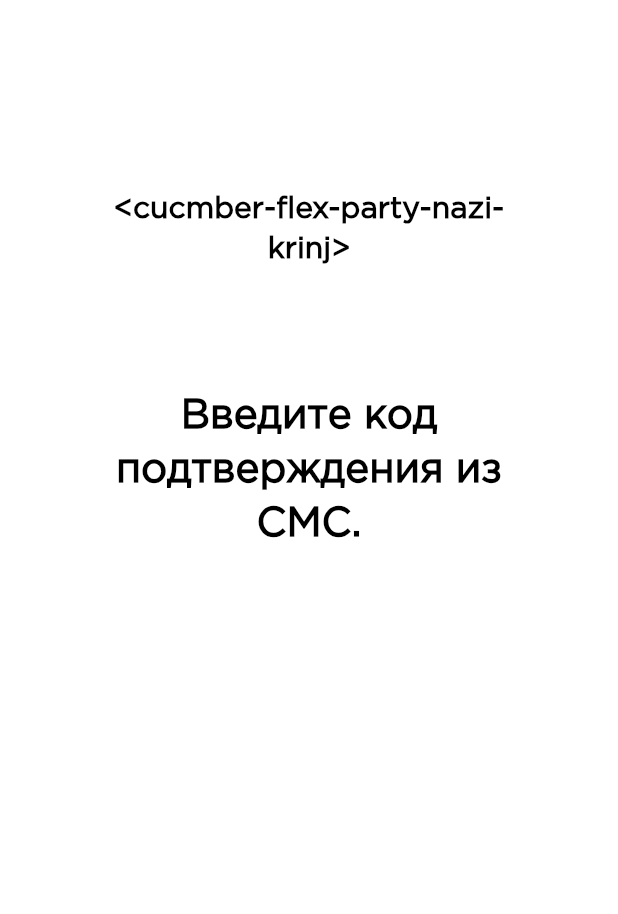
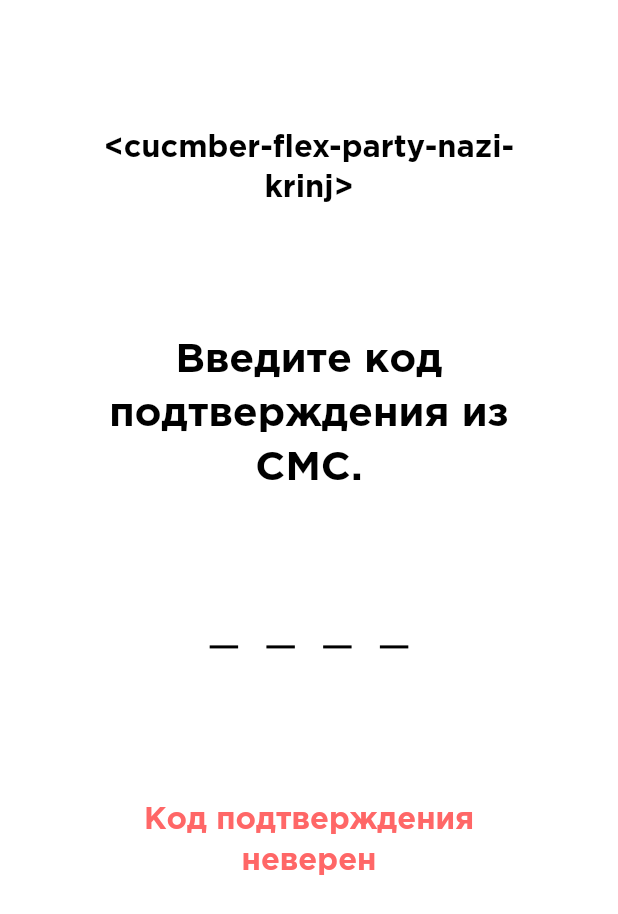
Before and after one commit to lamedevelop/cucumber-mobile, a Flutter app: the SmsAuthPage screen opened by its route, on a phone screen of 412 x 824 dp. Shown: the top 914 px of the screen. Run offline on Flutter 3.47's test engine with Material 2 defaults, Android fonts, the phone set to English and light mode, and no system bars; drawn by our look-alikes of pin_code_fields; our stand-ins replace get, sliding_up_panel.

Commit message:
[CU-39] welcome, phone, sms, home pages

```diff
--- a/lib/main.dart
+++ b/lib/main.dart
@@ -21,7 +21,7 @@ class MyApp extends StatelessWidget {
       themeMode: ThemeMode.light,
       debugShowCheckedModeBanner: false,
       getPages: AppPages.routes,
-      initialRoute: routes_names.PHONE,
+      initialRoute: routes_names.WELCOME,
     );
   }
 }
--- /dev/null
+++ b/lib/pages/home_page/home_controller.dart
@@ -0,0 +1,4 @@
+import 'package:get/get.dart';
+
+class HomeController extends GetxController {
+}
--- a/lib/pages/pages.dart
+++ b/lib/pages/pages.dart
@@ -1,3 +1,4 @@
-export 'home_page/home_page.dart';
+export 'sms_auth_page/sms_auth_view.dart';
 export 'phone_page/phone_view.dart';
 export 'welcome_page/welcome_page.dart';
+export 'home_page/home_view.dart';
--- a/lib/pages/phone_page/phone_controller.dart
+++ b/lib/pages/phone_page/phone_controller.dart
@@ -1,4 +1,5 @@
 import 'package:get/get.dart';
 
 class PhoneController extends GetxController {
+  final _screen_height = Get.context!.height;
 }
--- a/lib/pages/phone_page/phone_input_widget/phone_input_view.dart
+++ b/lib/pages/phone_page/phone_input_widget/phone_input_view.dart
@@ -14,8 +14,9 @@ class PhoneInputPage extends GetView<PhoneInputController> {
         cursorColor: Color(0xFF000000),
         textAlignVertical: TextAlignVertical.bottom,
         padding: EdgeInsets.symmetric(horizontal: 10, vertical: 2),
+        keyboardType: TextInputType.phone,
         style: TextStyle(
-          fontSize: 27.0,
+          fontSize: Get.context!.height * 0.033,
           color: Get.context!.theme.primaryColor,
           fontWeight: FontWeight.w700,
         ),
--- a/lib/pages/sms_auth_page/sms_auth_view.dart
+++ b/lib/pages/sms_auth_page/sms_auth_view.dart
@@ -1,4 +1,6 @@
 import 'package:flutter/material.dart';
+import 'package:flutter/services.dart';
+import 'package:pin_code_fields/pin_code_fields.dart';
 import 'package:get/get.dart';
 
 import 'sms_auth_controller.dart';
@@ -7,35 +9,108 @@ class SmsAuthPage extends GetView<SmsAuthController> {
   @override
   Widget build(BuildContext context) {
     return Scaffold(
+      resizeToAvoidBottomInset: true,
       backgroundColor: context.theme.backgroundColor,
-      body: Container(
-        width: double.infinity,
-        margin: EdgeInsets.only(top: 124, left: 55, right: 55),
-        child: Column(
-          children: [
-            Text(
-              '<cucmber-flex-party-nazi-krinj>',
-              textAlign: TextAlign.center,
-              style: TextStyle(
-                color: context.theme.primaryColor,
-                height: 1.33,
-                fontSize: 20,
-                fontWeight: FontWeight.w700,
-              ),
+      body: ListView(
+        children: [
+          Container(
+            width: double.infinity,
+            margin: EdgeInsets.only(
+              top: Get.context!.height * 0.1,
+              left: 55,
+              right: 55,
             ),
-            SizedBox(height: context.height * 0.095),
-            Text(
-              'Введите код подтверждения из СМС.',
-              textAlign: TextAlign.center,
-              style: TextStyle(
-                color: context.theme.primaryColor,
-                height: 1.33,
-                fontSize: 27,
-                fontWeight: FontWeight.w700,
-              ),
+            child: Column(
+              children: [
+                _appName('<cucmber-flex-party-nazi-krinj>'),
+                SizedBox(height: Get.context!.height * 0.1),
+                _description('Введите код подтверждения из СМС.'),
+                SizedBox(height: Get.context!.height * 0.1),
+                _pinCodeTextFieldBuilder(),
+                SizedBox(height: Get.context!.height * 0.1),
+                _errorMessage('Код подтверждения неверен'),
+              ],
             ),
-          ],
+          ),
+        ],
+      ),
+    );
+  }
+
+  Widget _appName(String name) {
+    return Text(
+      name,
+      textAlign: TextAlign.center,
+      style: TextStyle(
+        color: Get.context!.theme.primaryColor,
+        height: 1.33,
+        fontSize: Get.context!.height * 0.025,
+        fontWeight: FontWeight.w700,
+      ),
+    );
+  }
+
+  Widget _description(String description) {
+    return Text(
+      description,
+      textAlign: TextAlign.center,
+      style: TextStyle(
+        color: Get.context!.theme.primaryColor,
+        height: 1.33,
+        fontSize: Get.context!.height * 0.033,
+        fontWeight: FontWeight.w700,
+      ),
+    );
+  }
+
+  Widget _pinCodeTextFieldBuilder() {
+    return Padding(
+      padding: EdgeInsets.symmetric(horizontal: Get.context!.height * 0.08),
+      child: PinCodeTextField(
+        mainAxisAlignment: MainAxisAlignment.spaceEvenly,
+        length: 4,
+        obscureText: false,
+        cursorColor: Colors.transparent,
+        enableActiveFill: false,
+        enablePinAutofill: true,
+        appContext: Get.context!,
+        animationType: AnimationType.fade,
+        animationDuration: Duration(milliseconds: 300),
+        keyboardType: TextInputType.number,
+        inputFormatters: [
+          FilteringTextInputFormatter.allow(RegExp(r'[0-9]')),
+        ],
+        textStyle: TextStyle(
+          fontSize: Get.context!.height * 0.033,
+          color: Get.context!.theme.primaryColor,
         ),
+        pinTheme: PinTheme(
+          shape: PinCodeFieldShape.underline,
+          fieldHeight: Get.context!.height * 0.028,
+          fieldWidth: Get.context!.height * 0.023,
+          activeColor: Colors.transparent,
+          inactiveColor: Get.context!.theme.primaryColor,
+          selectedColor: Colors.blue,
+        ),
+        onCompleted: (value) {
+          print(value);
+        },
+        onChanged: (value) {
+          print(value);
+        },
+      ),
+    );
+  }
+
+  Widget _errorMessage(String description) {
+    return Text(
+      description,
+      textAlign: TextAlign.center,
+      style: TextStyle(
+        color: Get.context!.theme.errorColor,
+        height: 1.33,
+        fontSize: Get.context!.height * 0.025,
+        fontWeight: FontWeight.w700,
       ),
     );
   }
--- a/lib/pages/welcome_page/welcome_page.dart
+++ b/lib/pages/welcome_page/welcome_page.dart
@@ -1,8 +1,8 @@
 import 'package:flutter/material.dart';
 import 'package:get/get.dart';
 
+import 'package:cucumber_mobile/theme/theme.dart';
 import 'welcome_controller.dart';
-import 'package:cucumber_mobile/theme/theme.dart';
 
 class WelcomePage extends GetView<WelcomeController> {
   final themes = Get.find<Themes>();
--- a/lib/router/routes.dart
+++ b/lib/router/routes.dart
@@ -21,5 +21,10 @@ class AppPages {
       page: () => SmsAuthPage(),
       transition: Transition.fade,
     ),
+    GetPage(
+      name: routes_names.HOME,
+      page: () => HomePage(),
+      transition: Transition.fade,
+    ),
   ];
 }
--- a/lib/router/routes_names.dart
+++ b/lib/router/routes_names.dart
@@ -1,3 +1,4 @@
 const String WELCOME = '/welcome';
 const String PHONE = '/phone';
 const String SMS = '/sms_auth';
+const String HOME = '/';
--- a/lib/theme/theme.dart
+++ b/lib/theme/theme.dart
@@ -4,46 +4,48 @@ class Themes {
   static final _defaultLight = ThemeData.light().copyWith(
     backgroundColor: Color(0xFFFFFFFF),
     primaryColor: Color(0xFF000000),
+    errorColor: Color(0xFFFF6767),
     textTheme: ThemeData.light().textTheme.apply(fontFamily: 'GothamPro'),
   );
-  static final light = <String, ThemeData>{
+  static final _light = <String, ThemeData>{
     'white': _defaultLight,
-    'green50': ThemeData.light().copyWith(
+    'green50': _defaultLight.copyWith(
       backgroundColor: Color(0xFF6EDEB9),
       primaryColor: Color(0xFFFFFFFF),
-      textTheme: ThemeData.light().textTheme.apply(fontFamily: 'GothamPro'),
+      errorColor: Color(0xFFFF6767),
     ),
-    'green100': ThemeData.light().copyWith(
+    'green100': _defaultLight.copyWith(
       backgroundColor: Color(0xFF62C5A4),
       primaryColor: Color(0xFFFFFFFF),
-      textTheme: ThemeData.light().textTheme.apply(fontFamily: 'GothamPro'),
+      errorColor: Color(0xFFFF6767),
     ),
-    'green150': ThemeData.light().copyWith(
+    'green150': _defaultLight.copyWith(
       backgroundColor: Color(0xFF4A997F),
       primaryColor: Color(0xFFFFFFFF),
-      textTheme: ThemeData.light().textTheme.apply(fontFamily: 'GothamPro'),
+      errorColor: Color(0xFFFF6767),
     ),
-    'green200': ThemeData.light().copyWith(
+    'green200': _defaultLight.copyWith(
       backgroundColor: Color(0xFF336856),
       primaryColor: Color(0xFFFFFFFF),
-      textTheme: ThemeData.light().textTheme.apply(fontFamily: 'GothamPro'),
+      errorColor: Color(0xFFFF6767),
     ),
   };
 
   static final _defaultBlack = ThemeData.dark().copyWith(
     backgroundColor: Color(0xFF313030),
     primaryColor: Color(0xFFFFFFFF),
+    errorColor: Color(0xFFFF6767),
     textTheme: ThemeData.dark().textTheme.apply(fontFamily: 'GothamPro'),
   );
-  static final dark = <String, ThemeData>{
+  static final _dark = <String, ThemeData>{
     'black': _defaultBlack,
   };
 
   ThemeData getLight(String colorName) {
-    return light[colorName] ?? _defaultLight;
+    return _light[colorName] ?? _defaultLight;
   }
 
   ThemeData getDark(String colorName) {
-    return dark[colorName] ?? _defaultBlack;
+    return _dark[colorName] ?? _defaultBlack;
   }
 }
```
Also changed, not shown: lib/pages/categories.dart (deleted, +0 -46 lines), lib/pages/home_page/home_view.dart (added, +52 -0 lines), lib/pages/phone_page/phone_view.dart (+20 -11 lines), pubspec.yaml (+7 -4 lines), assets/fonts/GothamPro-Bold.ttf (added), pubspec.lock.
